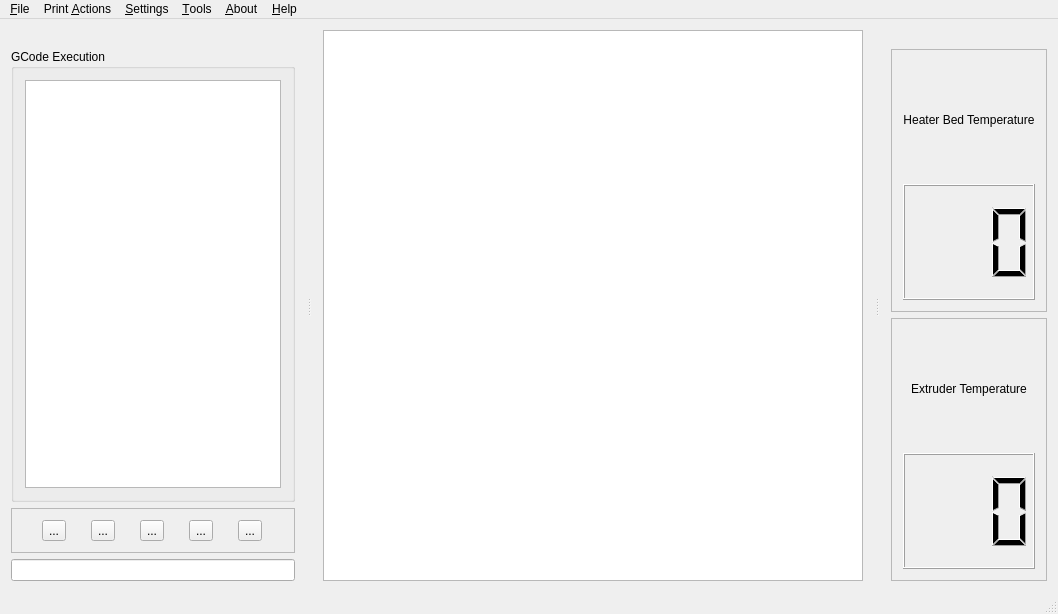
Bahamuttg/PiRinter3D, file mainwindow.ui: the form before one commit.
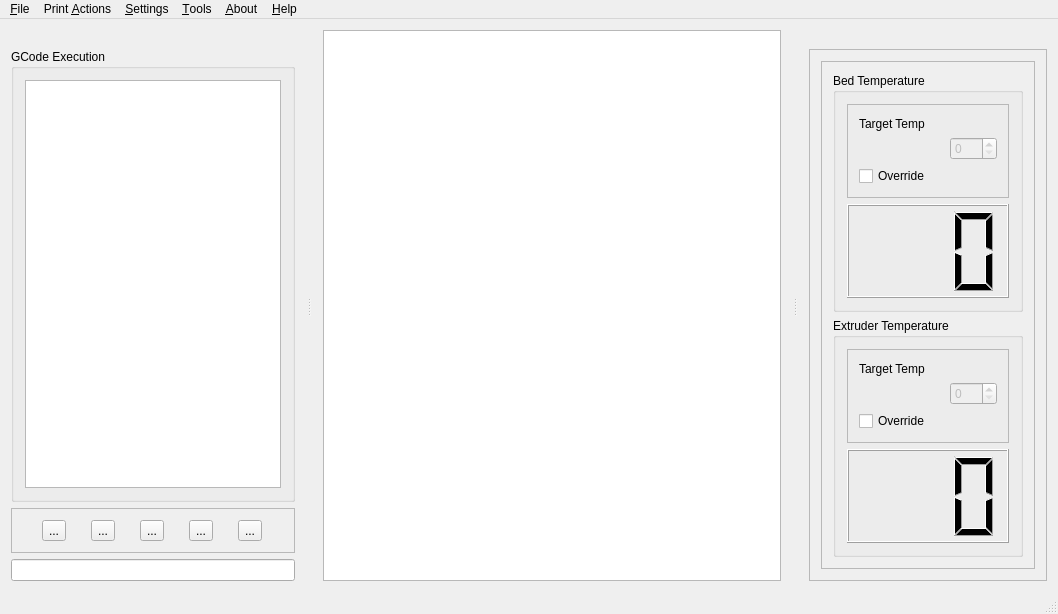
The form after the commit. Icons and pictures are not drawn.

```diff
--- a/mainwindow.ui
+++ b/mainwindow.ui
@@ -214,60 +214,156 @@
          </property>
          <layout class="QVBoxLayout" name="verticalLayout_4">
           <item>
-           <widget class="QLabel" name="label">
-            <property name="text">
-             <string>Extruder Temperature</string>
+           <widget class="QFrame" name="pnlBedTemp">
+            <property name="frameShape">
+             <enum>QFrame::StyledPanel</enum>
             </property>
-            <property name="alignment">
-             <set>Qt::AlignCenter</set>
+            <property name="frameShadow">
+             <enum>QFrame::Raised</enum>
             </property>
-           </widget>
-          </item>
-          <item>
-           <widget class="QLCDNumber" name="lcdExtruderTemp">
-            <property name="font">
-             <font>
-              <pointsize>12</pointsize>
-             </font>
-            </property>
-            <property name="lineWidth">
-             <number>1</number>
-            </property>
-            <property name="digitCount">
-             <number>3</number>
-            </property>
-           </widget>
-          </item>
-         </layout>
-        </widget>
-       </item>
-       <item row="0" column="0">
-        <widget class="QFrame" name="pnlBedTemp">
-         <property name="frameShape">
-          <enum>QFrame::StyledPanel</enum>
-         </property>
-         <property name="frameShadow">
-          <enum>QFrame::Raised</enum>
-         </property>
-         <layout class="QVBoxLayout" name="verticalLayout_3">
-          <item>
-           <widget class="QLabel" name="label_2">
-            <property name="text">
-             <string>Heater Bed Temperature</string>
-            </property>
-            <property name="alignment">
-             <set>Qt::AlignCenter</set>
-            </property>
-           </widget>
-          </item>
-          <item>
-           <widget class="QLCDNumber" name="lcdBedTemp">
-            <property name="midLineWidth">
-             <number>0</number>
-            </property>
-            <property name="digitCount">
-             <number>3</number>
-            </property>
+            <layout class="QVBoxLayout" name="verticalLayout_3">
+             <item>
+              <widget class="QGroupBox" name="groupBox_2">
+               <property name="title">
+                <string>Bed Temperature</string>
+               </property>
+               <layout class="QVBoxLayout" name="verticalLayout_6">
+                <item>
+                 <widget class="QFrame" name="frame_2">
+                  <property name="frameShape">
+                   <enum>QFrame::StyledPanel</enum>
+                  </property>
+                  <property name="frameShadow">
+                   <enum>QFrame::Raised</enum>
+                  </property>
+                  <layout class="QGridLayout" name="gridLayout">
+                   <item row="0" column="0" colspan="2">
+                    <widget class="QLabel" name="label">
+                     <property name="text">
+                      <string>Target Temp</string>
+                     </property>
+                    </widget>
+                   </item>
+                   <item row="1" column="0">
+                    <spacer name="horizontalSpacer">
+                     <property name="orientation">
+                      <enum>Qt::Horizontal</enum>
+                     </property>
+                     <property name="sizeHint" stdset="0">
+                      <size>
+                       <width>85</width>
+                       <height>20</height>
+                      </size>
+                     </property>
+                    </spacer>
+                   </item>
+                   <item row="1" column="1">
+                    <widget class="QSpinBox" name="spinBox">
+                     <property name="enabled">
+                      <bool>false</bool>
+                     </property>
+                     <property name="maximum">
+                      <number>999</number>
+                     </property>
+                    </widget>
+                   </item>
+                   <item row="2" column="0" colspan="2">
+                    <widget class="QCheckBox" name="checkBox">
+                     <property name="text">
+                      <string>Override</string>
+                     </property>
+                    </widget>
+                   </item>
+                  </layout>
+                 </widget>
+                </item>
+                <item>
+                 <widget class="QLCDNumber" name="lcdBedTemp">
+                  <property name="midLineWidth">
+                   <number>0</number>
+                  </property>
+                  <property name="digitCount">
+                   <number>3</number>
+                  </property>
+                 </widget>
+                </item>
+               </layout>
+              </widget>
+             </item>
+             <item>
+              <widget class="QGroupBox" name="groupBox_3">
+               <property name="title">
+                <string>Extruder Temperature</string>
+               </property>
+               <layout class="QVBoxLayout" name="verticalLayout_7">
+                <item>
+                 <widget class="QFrame" name="frame_3">
+                  <property name="frameShape">
+                   <enum>QFrame::StyledPanel</enum>
+                  </property>
+                  <property name="frameShadow">
+                   <enum>QFrame::Raised</enum>
+                  </property>
+                  <layout class="QGridLayout" name="gridLayout_3">
+                   <item row="1" column="0">
+                    <spacer name="horizontalSpacer_2">
+                     <property name="orientation">
+                      <enum>Qt::Horizontal</enum>
+                     </property>
+                     <property name="sizeHint" stdset="0">
+                      <size>
+                       <width>40</width>
+                       <height>20</height>
+                      </size>
+                     </property>
+                    </spacer>
+                   </item>
+                   <item row="1" column="1">
+                    <widget class="QSpinBox" name="spinBox_2">
+                     <property name="enabled">
+                      <bool>false</bool>
+                     </property>
+                     <property name="maximum">
+                      <number>999</number>
+                     </property>
+                    </widget>
+                   </item>
+                   <item row="0" column="0">
+                    <widget class="QLabel" name="label_2">
+                     <property name="text">
+                      <string>Target Temp</string>
+                     </property>
+                    </widget>
+                   </item>
+                   <item row="2" column="0">
+                    <widget class="QCheckBox" name="checkBox_2">
+                     <property name="text">
+                      <string>Override</string>
+                     </property>
+                    </widget>
+                   </item>
+                  </layout>
+                 </widget>
+                </item>
+                <item>
+                 <widget class="QLCDNumber" name="lcdExtruderTemp">
+                  <property name="font">
+                   <font>
+                    <pointsize>12</pointsize>
+                   </font>
+                  </property>
+                  <property name="lineWidth">
+                   <number>1</number>
+                  </property>
+                  <property name="digitCount">
+                   <number>3</number>
+                  </property>
+                 </widget>
+                </item>
+               </layout>
+              </widget>
+             </item>
+            </layout>
            </widget>
           </item>
          </layout>
```
Left out of the diff: 69 changed lines with no effect on the pictures.
